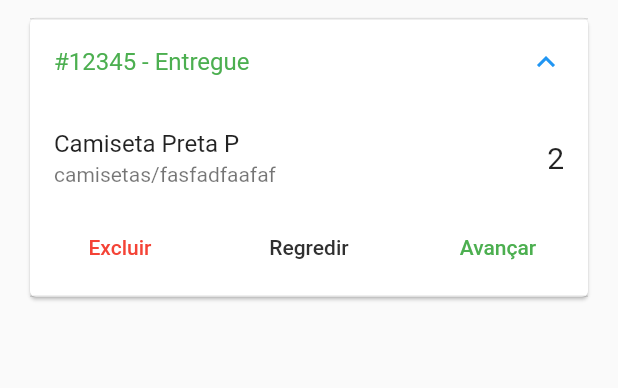
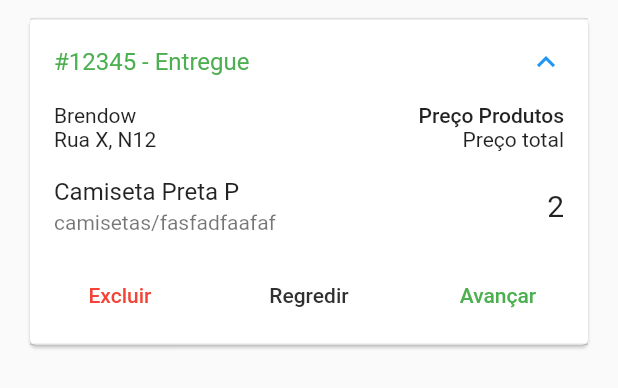
Before and after one commit to BrendowNettrends/gerenciador_loja_online, a Flutter app: the OrderTile widget shown alone on an empty page, opened directly, after a tap on "#12345 - Entregue", on a phone screen of 412 x 824 dp. Shown: the top 388 px of the screen. Run offline on Flutter 3.47's test engine with Material 2 defaults, Android fonts, the phone set to English and light mode, and no system bars; our stand-ins replace cloud_firestore, firebase_auth, rxdart, shimmer; missing offline and left inert: bloc_pattern; accounts and stored records are empty.

```diff
--- a/gerenciador_loja_online_app/lib/tiles/order_tile.dart
+++ b/gerenciador_loja_online_app/lib/tiles/order_tile.dart
@@ -1,5 +1,6 @@
 import 'package:flutter/material.dart';
 import 'package:flutter/widgets.dart';
+import 'package:gerenciador_loja_online/widgets/order_header.dart';
 
 class OrderTile extends StatelessWidget {
   @override
@@ -18,6 +19,7 @@ class OrderTile extends StatelessWidget {
               child: Column(
                 crossAxisAlignment: CrossAxisAlignment.stretch,
                 children: <Widget>[
+                  OrderHeader(),
                   Column(
                     mainAxisSize: MainAxisSize.min,
                     children: <Widget>[
--- /dev/null
+++ b/gerenciador_loja_online_app/lib/widgets/order_header.dart
@@ -0,0 +1,28 @@
+import 'package:flutter/material.dart';
+import 'package:flutter/widgets.dart';
+
+class OrderHeader extends StatelessWidget {
+  @override
+  Widget build(BuildContext context) {
+    return Row(
+      children: <Widget>[
+        Expanded(
+          child: Column(
+            crossAxisAlignment: CrossAxisAlignment.start,
+            children: <Widget>[
+              Text("Brendow"),
+              Text("Rua X, N12")
+            ],
+          ),
+        ),
+        Column(
+          crossAxisAlignment: CrossAxisAlignment.end,
+          children: <Widget>[
+            Text("Preço Produtos", style: TextStyle(fontWeight: FontWeight.w500),),
+            Text("Preço total")
+          ],
+        )
+      ],
+    );
+  }
+}
```
Also changed, not shown: gerenciador_loja_online_app/lib/blocs/orders_bloc.dart (added, +46 -0 lines).
